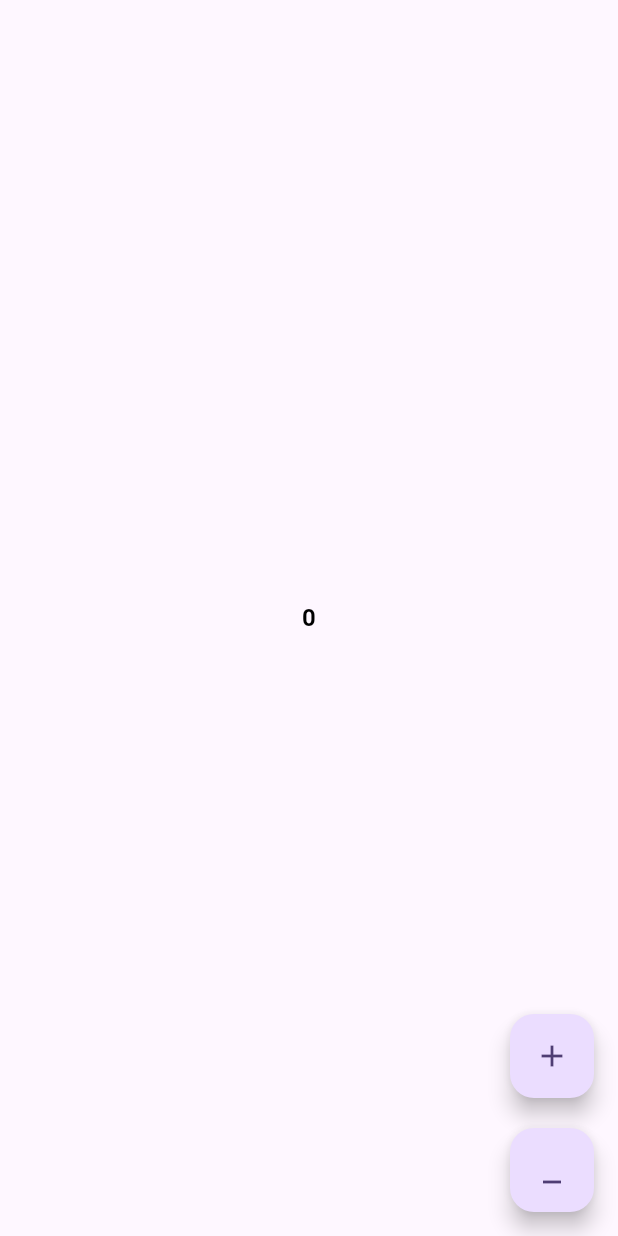
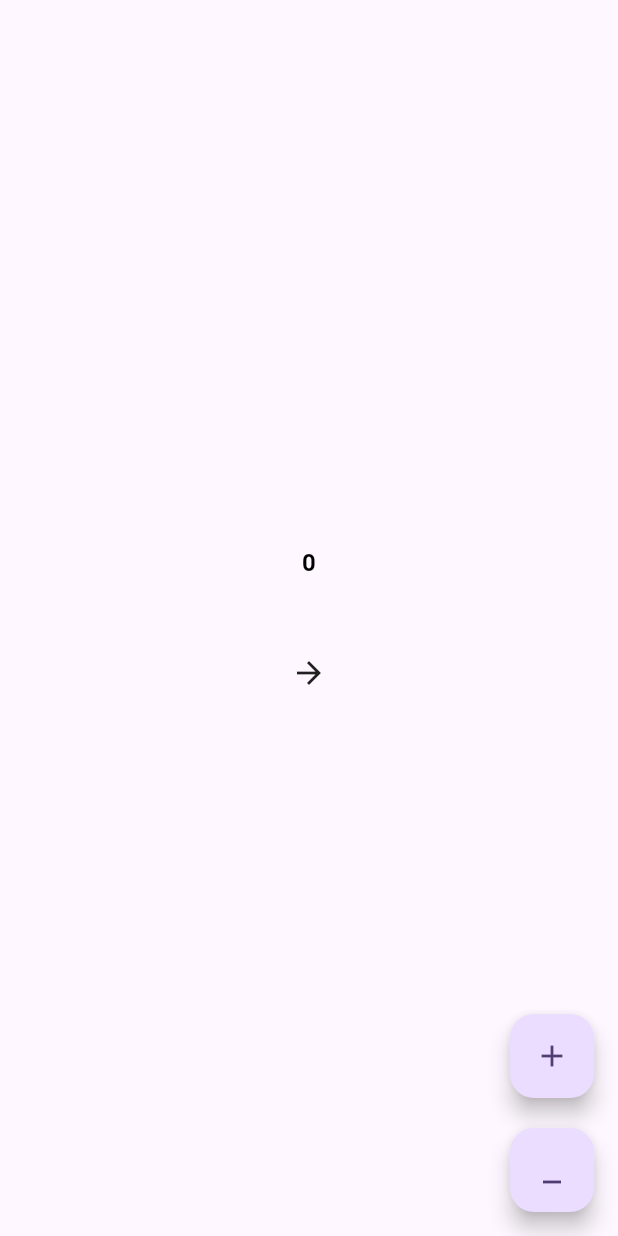
Before and after one commit to KiranKumbhar2022/bloc_statemanagement, a Flutter app: the screen it shows after launch, on a phone screen of 412 x 824 dp. Run offline on Flutter 3.47's test engine with Material 3 defaults, Android fonts, the phone set to English and light mode, and no system bars; our stand-ins replace flutter_bloc, go_router.

Commit message:
update changes

```diff
--- a/lib/bloc/counterBloc/counter_bloc.dart
+++ b/lib/bloc/counterBloc/counter_bloc.dart
@@ -1,5 +1,5 @@
-import 'package:bloc_statemanagement/bloc/counterBloc/counter_event.dart';
-import 'package:bloc_statemanagement/bloc/counterBloc/counter_state.dart';
+import 'package:bloc_statemanagement/bloc/CounterBloc/counter_event.dart';
+import 'package:bloc_statemanagement/bloc/CounterBloc/counter_state.dart';
 import 'package:flutter_bloc/flutter_bloc.dart';
 
 class CounterBloc extends Bloc<CounterEvent, CounterState> {
--- /dev/null
+++ b/lib/go_router/route_name.dart
@@ -0,0 +1,4 @@
+class RouteName {
+  static const String initialRoute = "/";
+  static const String switchPage = "/switch";
+}
--- a/lib/go_router/router.dart
+++ b/lib/go_router/router.dart
@@ -1,7 +1,16 @@
+import 'package:bloc_statemanagement/go_router/route_name.dart';
 import 'package:bloc_statemanagement/pages/counter_page.dart';
+import 'package:bloc_statemanagement/pages/switch_page.dart';
 import 'package:go_router/go_router.dart';
 
 final GoRouter router = GoRouter(
-  initialLocation: "/",
-  routes: [GoRoute(path: "/", builder: (context, state) => CounterPage())],
+  initialLocation: RouteName.initialRoute,
+  routes: [
+    GoRoute(
+      name: "CounterPage",
+      path: RouteName.initialRoute, builder: (context, state) => CounterPage()),
+    GoRoute(
+      name: "SwitchPage",
+      path: RouteName.switchPage, builder: (context, state) => SwitchPage()),
+  ],
 );
--- a/lib/main.dart
+++ b/lib/main.dart
@@ -1,4 +1,4 @@
-import 'package:bloc_statemanagement/bloc/counterBloc/counter_bloc.dart';
+import 'package:bloc_statemanagement/bloc/CounterBloc/counter_bloc.dart';
 import 'package:bloc_statemanagement/go_router/router.dart';
 import 'package:flutter/material.dart';
 import 'package:flutter_bloc/flutter_bloc.dart';
--- a/lib/pages/counter_page.dart
+++ b/lib/pages/counter_page.dart
@@ -1,8 +1,10 @@
-import 'package:bloc_statemanagement/bloc/counterBloc/counter_bloc.dart';
-import 'package:bloc_statemanagement/bloc/counterBloc/counter_event.dart';
-import 'package:bloc_statemanagement/bloc/counterBloc/counter_state.dart';
+import 'package:bloc_statemanagement/bloc/CounterBloc/counter_bloc.dart';
+import 'package:bloc_statemanagement/bloc/CounterBloc/counter_event.dart';
+import 'package:bloc_statemanagement/bloc/CounterBloc/counter_state.dart';
+import 'package:bloc_statemanagement/go_router/route_name.dart';
 import 'package:flutter/material.dart';
 import 'package:flutter_bloc/flutter_bloc.dart';
+import 'package:go_router/go_router.dart';
 
 class CounterPage extends StatefulWidget {
   const CounterPage({super.key});
@@ -15,6 +17,7 @@ class _CounterPageState extends State<CounterPage> {
   @override
   Widget build(BuildContext context) {
     final counter = context.read<CounterBloc>();
+    debugPrint("PRint123");
     return BlocBuilder<CounterBloc, CounterState>(
       builder: (context, state) {
         return Scaffold(
@@ -36,11 +39,23 @@ class _CounterPageState extends State<CounterPage> {
               ),
             ],
           ),
-          body: Center(
-            child: Text(
-              state.counter.toString(),
-              style: TextStyle(fontSize: 16, fontWeight: FontWeight.w700, color: Colors.black),
-            ),
+          body: Column(
+            mainAxisAlignment: MainAxisAlignment.center,
+            children: [
+              Center(
+                child: Text(
+                  state.counter.toString(),
+                  style: TextStyle(fontSize: 16, fontWeight: FontWeight.w700, color: Colors.black),
+                ),
+              ),
+              SizedBox(height: 50),
+              GestureDetector(
+                onTap: () {
+                  context.goNamed("SwitchPage");
+                },
+                child: Icon(Icons.arrow_forward),
+              ),
+            ],
           ),
         );
       },
```
Also changed, not shown: lib/pages/switch_page.dart (added, +25 -0 lines), lib/bloc/SwitchBloc/switch_bloc.dart (added), lib/bloc/SwitchBloc/switch_event.dart (added), lib/bloc/SwitchBloc/switch_state.dart (added).
